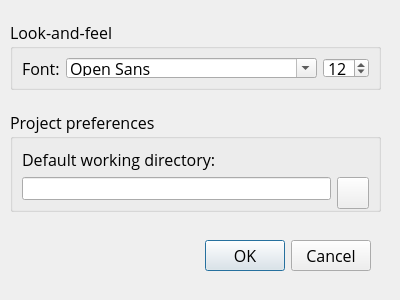
This is workbench/ui/PreferencesDialog.ui in damiengolding/PenetrationTestNextGeneration as Qt 5 draws it before an edit. The edited form follows.
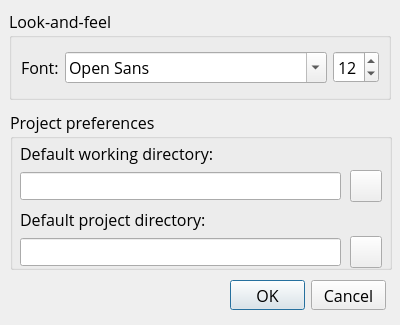
This is the edited form. Icons and pictures are not drawn.

Patch:
```diff
--- a/workbench/ui/PreferencesDialog.ui
+++ b/workbench/ui/PreferencesDialog.ui
@@ -7,19 +7,19 @@
     <x>0</x>
     <y>0</y>
     <width>400</width>
-    <height>300</height>
+    <height>325</height>
    </rect>
   </property>
   <property name="minimumSize">
    <size>
     <width>400</width>
-    <height>300</height>
+    <height>325</height>
    </size>
   </property>
   <property name="maximumSize">
    <size>
     <width>400</width>
-    <height>300</height>
+    <height>325</height>
    </size>
   </property>
   <property name="font">
@@ -38,10 +38,10 @@
   <widget class="QDialogButtonBox" name="buttonBox">
    <property name="geometry">
     <rect>
-     <x>30</x>
-     <y>240</y>
-     <width>341</width>
-     <height>32</height>
+     <x>230</x>
+     <y>280</y>
+     <width>156</width>
+     <height>30</height>
     </rect>
    </property>
    <property name="orientation">
@@ -54,27 +54,27 @@
   <widget class="QGroupBox" name="lafGroupBox">
    <property name="geometry">
     <rect>
-     <x>10</x>
-     <y>20</y>
-     <width>371</width>
-     <height>70</height>
+     <x>9</x>
+     <y>9</y>
+     <width>382</width>
+     <height>91</height>
     </rect>
    </property>
    <property name="title">
     <string>Look-and-feel</string>
    </property>
-   <layout class="QGridLayout" name="gridLayout">
-    <item row="0" column="0">
+   <layout class="QHBoxLayout" name="horizontalLayout">
+    <item>
      <widget class="QLabel" name="fontLabel">
       <property name="text">
        <string>Font:</string>
       </property>
      </widget>
     </item>
-    <item row="0" column="1">
+    <item>
      <widget class="QFontComboBox" name="fontComboBox"/>
     </item>
-    <item row="0" column="2">
+    <item>
      <widget class="QSpinBox" name="fontSpinBox">
       <property name="value">
        <number>12</number>
@@ -88,26 +88,45 @@
     <rect>
      <x>10</x>
      <y>110</y>
-     <width>371</width>
-     <height>102</height>
+     <width>382</width>
+     <height>160</height>
     </rect>
    </property>
    <property name="title">
     <string>Project preferences</string>
    </property>
-   <layout class="QGridLayout" name="ppGridLayout">
-    <item row="0" column="0">
      <widget class="QLabel" name="wdLabel">
+    <property name="geometry">
+     <rect>
+      <x>10</x>
+      <y>32</y>
+      <width>196</width>
+      <height>22</height>
+     </rect>
+    </property>
       <property name="text">
        <string>Default working directory:</string>
       </property>
      </widget>
-    </item>
-    <item row="1" column="0">
-     <widget class="QLineEdit" name="wdLineEdit"/>
-    </item>
-    <item row="1" column="1">
+   <widget class="QLineEdit" name="wdLineEdit">
+    <property name="geometry">
+     <rect>
+      <x>10</x>
+      <y>62</y>
+      <width>321</width>
+      <height>28</height>
+     </rect>
+    </property>
+   </widget>
      <widget class="QPushButton" name="wdPushButton">
+    <property name="geometry">
+     <rect>
+      <x>340</x>
+      <y>60</y>
+      <width>32</width>
+      <height>32</height>
+     </rect>
+    </property>
       <property name="minimumSize">
        <size>
         <width>32</width>
@@ -128,8 +147,58 @@
         <normaloff>:/images/folder_open_01.png</normaloff>:/images/folder_open_01.png</iconset>
       </property>
      </widget>
-    </item>
-   </layout>
+   <widget class="QLineEdit" name="pdLineEdit">
+    <property name="geometry">
+     <rect>
+      <x>10</x>
+      <y>128</y>
+      <width>321</width>
+      <height>28</height>
+     </rect>
+    </property>
+   </widget>
+   <widget class="QLabel" name="pdLabel">
+    <property name="geometry">
+     <rect>
+      <x>10</x>
+      <y>98</y>
+      <width>190</width>
+      <height>22</height>
+     </rect>
+    </property>
+    <property name="text">
+     <string>Default project directory:</string>
+    </property>
+   </widget>
+   <widget class="QPushButton" name="pdPushButton">
+    <property name="geometry">
+     <rect>
+      <x>340</x>
+      <y>126</y>
+      <width>32</width>
+      <height>32</height>
+     </rect>
+    </property>
+    <property name="minimumSize">
+     <size>
+      <width>32</width>
+      <height>32</height>
+     </size>
+    </property>
+    <property name="maximumSize">
+     <size>
+      <width>32</width>
+      <height>32</height>
+     </size>
+    </property>
+    <property name="text">
+     <string/>
+    </property>
+    <property name="icon">
+     <iconset resource="../res/workbench.qrc">
+      <normaloff>:/images/folder_open_01.png</normaloff>:/images/folder_open_01.png</iconset>
+    </property>
+   </widget>
   </widget>
  </widget>
  <resources>
```
Lines whose indentation alone changed are shown as unchanged.
